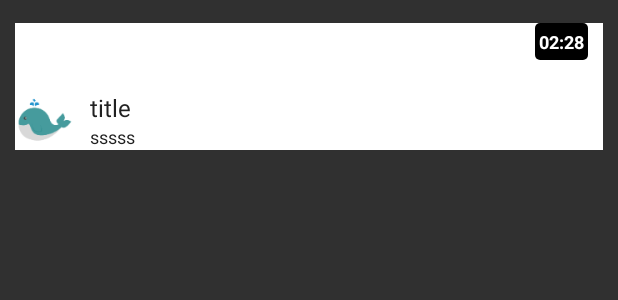
After one commit to OsbornWJ/Lequ_kotlin, an Android app: the layout followcard_item.xml on its own in the app's theme, with its tools: preview values and no code run, on a phone screen of 412 x 824 dp. The commit adds this screen. Shown: the top 300 px of the screen. Run offline under Robolectric (Android 15) with nearby library versions, the phone set to English and light mode, and no system bars.

Commit message:
增加几个类型页面

```diff
--- a/app/build.gradle
+++ b/app/build.gradle
@@ -63,7 +63,6 @@ dependencies {
     implementation "org.jetbrains.kotlin:kotlin-stdlib-jre7:$kotlin_version"
     api 'com.android.support:appcompat-v7:27.1.1'
     implementation 'com.android.support.constraint:constraint-layout:1.1.3'
-    api 'com.android.support:recyclerview-v7:27.1.1'
     api 'com.android.support:support-v4:27.1.1'
     api 'com.android.support:support-v13:27.1.1'
     implementation 'com.android.support:design:27.1.1'
--- a/app/src/main/java/com/alway/lequ_kotlin/ui/mvp/delegate/HomeDelegate.kt
+++ b/app/src/main/java/com/alway/lequ_kotlin/ui/mvp/delegate/HomeDelegate.kt
@@ -43,11 +43,11 @@ class HomeDelegate: LeQuDelegate<HomePresenter>(), HomeContract.View, ViewPager.
     class CategoryListEntity(var category_id: String?, var name: String?)
 
     override fun getCategoriesSuccess(data: List<Categories>) {
-        var list = data.toMutableList()
-        var tabs = ArrayList<Categories>()
+        val list = data.toMutableList()
+        val tabs = ArrayList<Categories>()
         var tabId: Long = 1001
         for (s in mTitle) {
-            var categories = Categories(tabId, s)
+            val categories = Categories(tabId, s)
             tabs.add(categories)
             tabId ++
         }
--- a/app/src/main/java/com/alway/lequ_kotlin/utils/LeQuUtils.kt
+++ b/app/src/main/java/com/alway/lequ_kotlin/utils/LeQuUtils.kt
@@ -9,6 +9,6 @@ import com.alway.lequ_kotlin.http.entity.Result
  */
 
 fun getMultiType(position: Int, datas: ArrayList<Result.ItemList>): Int {
-    var type: String = datas[position].type!!
+    val type: String = datas[position].type!!
     return type.hashCode()
 }
--- /dev/null
+++ b/app/src/main/res/drawable/shap_black_radius4.xml
@@ -0,0 +1,13 @@
+<?xml version="1.0" encoding="utf-8"?>
+<shape xmlns:android="http://schemas.android.com/apk/res/android">
+
+    <solid android:color="#FF000000"/>
+    <corners android:radius="3dp"/>
+
+    <padding
+        android:bottom="4dp"
+        android:left="3dp"
+        android:right="3dp"
+        android:top="4dp" />
+
+</shape>
--- /dev/null
+++ b/app/src/main/res/layout/followcard_item.xml
@@ -0,0 +1,74 @@
+<?xml version="1.0" encoding="utf-8"?>
+<LinearLayout xmlns:android="http://schemas.android.com/apk/res/android"
+    android:layout_width="match_parent"
+    android:layout_height="wrap_content"
+    xmlns:tools="http://schemas.android.com/tools"
+    android:layout_marginLeft="10dp"
+    android:layout_marginRight="10dp"
+    android:layout_marginTop="15dp"
+    android:orientation="vertical"
+    tools:background="@color/bgColor">
+
+    <FrameLayout
+        android:layout_width="match_parent"
+        android:layout_height="wrap_content">
+
+        <ImageView xmlns:app="http://schemas.android.com/apk/res-auto"
+            android:id="@+id/iv_followcard_cover"
+            android:layout_width="match_parent"
+            android:layout_height="wrap_content" />
+
+        <TextView
+            android:id="@+id/tv_followcard_time"
+            android:layout_width="wrap_content"
+            android:layout_height="wrap_content"
+            android:layout_gravity="bottom|right"
+            android:layout_marginBottom="10dp"
+            android:layout_marginRight="10dp"
+            android:background="@drawable/shap_black_radius4"
+            android:text="02:28"
+            android:textColor="?attr/iconColor"
+            android:textSize="12sp"
+            android:textStyle="bold" />
+    </FrameLayout>
+
+    <LinearLayout
+        android:layout_width="match_parent"
+        android:layout_height="wrap_content"
+        android:layout_marginTop="10dp"
+        android:orientation="horizontal">
+
+        <ImageView
+            android:id="@+id/iv_followcard_icon"
+            android:layout_width="40dp"
+            android:layout_height="40dp"
+            android:layout_marginRight="10dp"
+            android:src="@mipmap/ic_launcher" />
+
+        <LinearLayout
+            android:layout_width="match_parent"
+            android:layout_height="wrap_content"
+            android:layout_gravity="center_vertical"
+            android:orientation="vertical">
+
+            <TextView
+                android:id="@+id/tv_followcard_title"
+                android:layout_width="match_parent"
+                android:layout_height="wrap_content"
+                android:text="title"
+                android:textColor="?attr/primaryTextColor"
+                android:textSize="16sp"
+                android:textStyle="normal" />
+
+            <TextView
+                android:id="@+id/tv_followcard_content"
+                android:layout_width="wrap_content"
+                android:layout_height="wrap_content"
+                android:text="sssss"
+                android:textColor="?attr/primaryTextColor"
+                android:textSize="12sp" />
+        </LinearLayout>
+    </LinearLayout>
+
+
+</LinearLayout>
--- a/app/src/main/res/values/colors.xml
+++ b/app/src/main/res/values/colors.xml
@@ -7,6 +7,6 @@
     <color name="primary_text">#212121</color>
     <color name="secondary_text">#757575</color>
     <color name="icons">#FFFFFF</color>
-    <color name="divider">#BDBDBD</color>
+    <color name="divider">#ece7e7e7</color>
     <color name="bgColor">#FFFFFF</color>
 </resources>
--- a/gradle.properties
+++ b/gradle.properties
@@ -13,9 +13,5 @@
 # http://www.gradle.org/docs/current/userguide/multi_project_builds.html#sec:decoupled_projects
 # org.gradle.parallel=true
 #Wed Oct 17 13:40:17 CST 2018
-systemProp.https.proxyPort=50824
-systemProp.http.proxyHost=127.0.0.1
 org.gradle.jvmargs=-Xmx2048m
 android.injected.testOnly=false
-systemProp.https.proxyHost=127.0.0.1
-systemProp.http.proxyPort=50824
```
Also changed, not shown: app/src/main/java/com/alway/lequ_kotlin/ui/mvp/adapter/GalleryAdapter.kt (added, +57 -0 lines), app/src/main/java/com/alway/lequ_kotlin/ui/mvp/adapter/ItemBindView.kt (+50 -1 lines), app/src/main/java/com/alway/lequ_kotlin/ui/mvp/adapter/ItemViewHolder.kt (+33 -0 lines), app/src/main/res/layout/activity_recycler_item.xml (added, +12 -0 lines), app/src/main/res/layout/brief_card_item.xml (added, +65 -0 lines), app/src/main/res/layout/horizontal_scrollcard_item.xml (added, +22 -0 lines).
